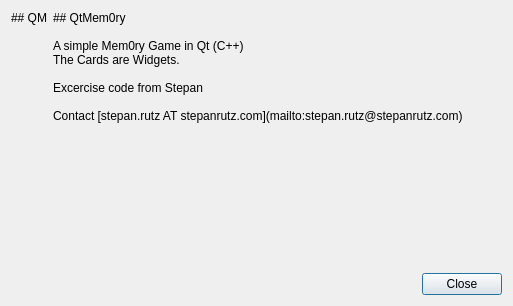
First picture: the form in aboutdialog.ui, repository srutz/qtmem0ry, before the edit.
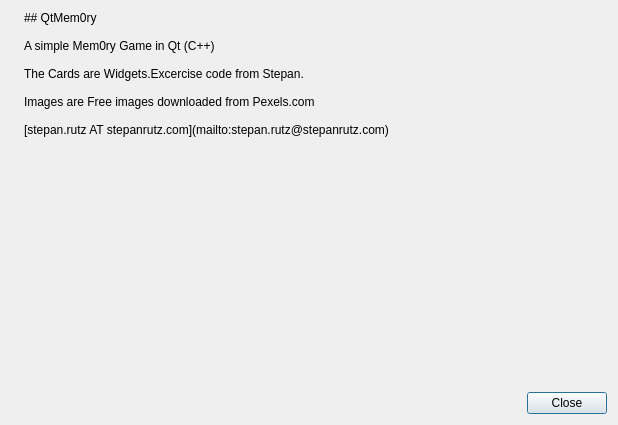
Second picture: the form after the edit. Icons and pictures are not drawn.

Commit message: round playing cards

The edit to the form file:
```diff
--- a/aboutdialog.ui
+++ b/aboutdialog.ui
@@ -9,8 +9,8 @@
    <rect>
     <x>0</x>
     <y>0</y>
-    <width>513</width>
-    <height>306</height>
+    <width>618</width>
+    <height>425</height>
    </rect>
   </property>
   <property name="windowTitle">
@@ -28,7 +28,7 @@
         </sizepolicy>
        </property>
        <property name="text">
-        <string>## QM</string>
+        <string/>
        </property>
        <property name="textFormat">
         <enum>Qt::MarkdownText</enum>
@@ -47,11 +47,12 @@
         <string>## QtMem0ry
 
 A simple Mem0ry Game in Qt (C++)
-The Cards are Widgets.
 
-Excercise code from Stepan
+The Cards are Widgets.Excercise code from Stepan.
 
-Contact [stepan.rutz AT stepanrutz.com](mailto:stepan.rutz@stepanrutz.com)</string>
+Images are Free images downloaded from Pexels.com
+
+[stepan.rutz AT stepanrutz.com](mailto:stepan.rutz@stepanrutz.com)</string>
        </property>
        <property name="textFormat">
         <enum>Qt::MarkdownText</enum>
```
Left out of the diff: 7 changed lines with no effect on the pictures. The commit also changes 9 other files.
